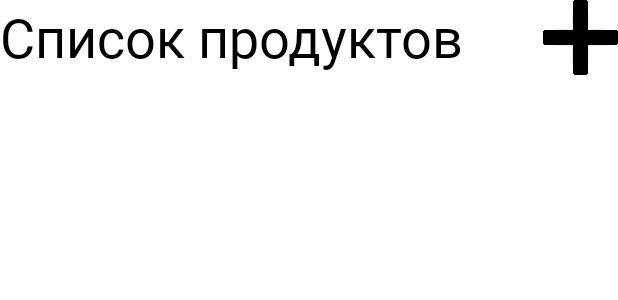
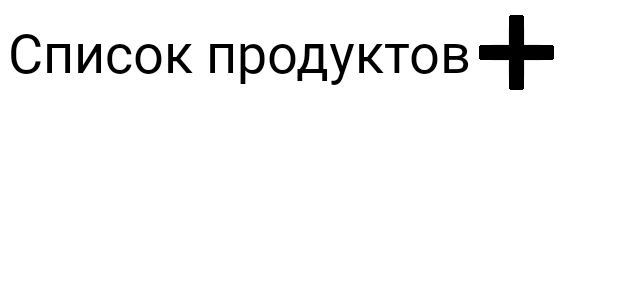
Before and after one commit to a4ifka/BaseDate, an Android app: the layout activity_main.xml on its own in the app's theme, with its tools: preview values and no code run, on a phone screen of 412 x 824 dp. Shown: the top 300 px of the screen. Run offline under Robolectric (Android 15) with nearby library versions, the phone set to English and light mode, and no system bars.

Commit message:
Products list dev

```diff
--- a/app/src/main/java/com/example/smart_fridge20/MainActivity.java
+++ b/app/src/main/java/com/example/smart_fridge20/MainActivity.java
@@ -14,6 +14,7 @@ import android.widget.ListView;
 import android.widget.TextView;
 
 import java.lang.reflect.Type;
+import java.util.Arrays;
 
 public class MainActivity extends AppCompatActivity {
 
--- a/app/src/main/java/com/example/smart_fridge20/SplashActivity.java
+++ b/app/src/main/java/com/example/smart_fridge20/SplashActivity.java
@@ -8,6 +8,7 @@ import android.os.Bundle;
 import android.os.Handler;
 import android.view.View;
 import android.widget.Button;
+import android.widget.TextView;
 
 public class SplashActivity extends AppCompatActivity {
 
--- a/app/src/main/res/layout/activity_main.xml
+++ b/app/src/main/res/layout/activity_main.xml
@@ -7,7 +7,26 @@
     android:background="@color/white"
     tools:context=".MainActivity">
 
+    <LinearLayout
+        android:layout_width="match_parent"
+        android:layout_height="match_parent"
+        android:orientation="vertical">
+        <LinearLayout
+            android:layout_width="match_parent"
+            android:layout_height="match_parent"
+            android:orientation="horizontal"
+            android:layout_marginTop="10dp"
+            android:layout_weight="11">
 
+            <TextView
+                android:layout_width="wrap_content"
+                android:layout_height="50sp"
+                android:text="Список продуктов"
+                android:textSize="36sp"
+                android:layout_marginLeft="5dp"
+                android:fontFamily="@font/rfdewi"
+                android:textColor="@color/black"
+                tools:ignore="MissingConstraints" />
 
             <ImageButton
                     android:id="@+id/addButton"
@@ -15,20 +34,9 @@
                     android:layout_width="50sp"
                     android:layout_height="50sp"
                     android:onClick="add"
-        app:layout_constraintBottom_toTopOf="@+id/list"
-        app:layout_constraintTop_toTopOf="parent"
-        app:layout_constraintRight_toRightOf="parent" />
+                    android:layout_marginHorizontal="5sp" />
 
-    <TextView
-        android:layout_width="360sp"
-        android:layout_height="50sp"
-        android:text="Список продуктов"
-        android:textSize="36sp"
-        android:fontFamily="@font/rfdewi"
-        android:textColor="@color/black"
-        tools:ignore="MissingConstraints" />
-
-
+        </LinearLayout>
 
         <ListView
             android:id="@+id/list"
@@ -40,8 +48,5 @@
             app:layout_constraintLeft_toLeftOf="parent"
             app:layout_constraintRight_toRightOf="parent"/>
 
-
-
-
-
+    </LinearLayout>
 </androidx.constraintlayout.widget.ConstraintLayout>
--- a/app/src/main/res/layout/activity_user.xml
+++ b/app/src/main/res/layout/activity_user.xml
@@ -19,7 +19,8 @@
         android:id="@+id/year"
         android:layout_width="0dp"
         android:layout_height="wrap_content"
-        android:hint="Введите описание"
+        android:hint="Введите количество"
+        android:inputType="numberDecimal"
         app:layout_constraintTop_toBottomOf="@+id/name"
         app:layout_constraintBottom_toTopOf="@+id/saveButton"
         app:layout_constraintLeft_toLeftOf="parent"
--- a/app/src/main/res/values/colors.xml
+++ b/app/src/main/res/values/colors.xml
@@ -7,4 +7,5 @@
     <color name="teal_700">#FF018786</color>
     <color name="black">#FF000000</color>
     <color name="white">#FFFFFFFF</color>
+    <color name="gray">#E0E0E0FF</color>
 </resources>
```
Also changed, not shown: app/src/main/java/com/example/smart_fridge20/ProductItem.java (added, +43 -0 lines), app/src/main/res/drawable/gray_background.xml (added, +11 -0 lines). Lines whose indentation alone changed are shown as unchanged.
